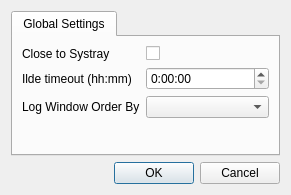
The window that djon/view/dialogsettings.ui (crossleyjuan/djon) describes before a commit, drawn with Qt 5.
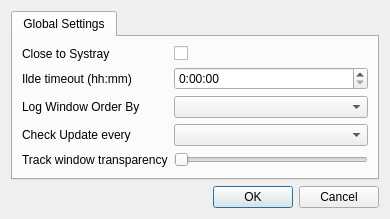
The same window after the commit.

Commit message: Settings implementation (transparency and update time check)

```diff
--- a/djon/view/dialogsettings.ui
+++ b/djon/view/dialogsettings.ui
@@ -6,8 +6,8 @@
    <rect>
     <x>0</x>
     <y>0</y>
-    <width>291</width>
-    <height>195</height>
+    <width>390</width>
+    <height>210</height>
    </rect>
   </property>
   <property name="windowTitle">
@@ -43,10 +43,10 @@
            </property>
           </widget>
          </item>
-         <item row="1" column="0">
-          <widget class="QLabel" name="label_2">
-           <property name="text">
-            <string>Ilde timeout (hh:mm)</string>
+         <item row="1" column="1">
+          <widget class="QTimeEdit" name="idleTimeOut">
+           <property name="displayFormat">
+            <string>h:mm:ss</string>
            </property>
           </widget>
          </item>
@@ -60,10 +60,37 @@
          <item row="2" column="1">
           <widget class="QComboBox" name="logOrderBy"/>
          </item>
-         <item row="1" column="1">
-          <widget class="QTimeEdit" name="idleTimeOut">
-           <property name="displayFormat">
-            <string>h:mm:ss</string>
+         <item row="3" column="0">
+          <widget class="QLabel" name="label_4">
+           <property name="text">
+            <string>Check Update every</string>
+           </property>
+          </widget>
+         </item>
+         <item row="3" column="1">
+          <widget class="QComboBox" name="cboUpdate"/>
+         </item>
+         <item row="1" column="0">
+          <widget class="QLabel" name="label_2">
+           <property name="text">
+            <string>Ilde timeout (hh:mm)</string>
+           </property>
+          </widget>
+         </item>
+         <item row="4" column="0">
+          <widget class="QLabel" name="label_5">
+           <property name="text">
+            <string>Track window transparency</string>
+           </property>
+          </widget>
+         </item>
+         <item row="4" column="1">
+          <widget class="QSlider" name="transparency">
+           <property name="maximum">
+            <number>100</number>
+           </property>
+           <property name="orientation">
+            <enum>Qt::Horizontal</enum>
            </property>
           </widget>
          </item>
```
The commit also changes 10 other files.
